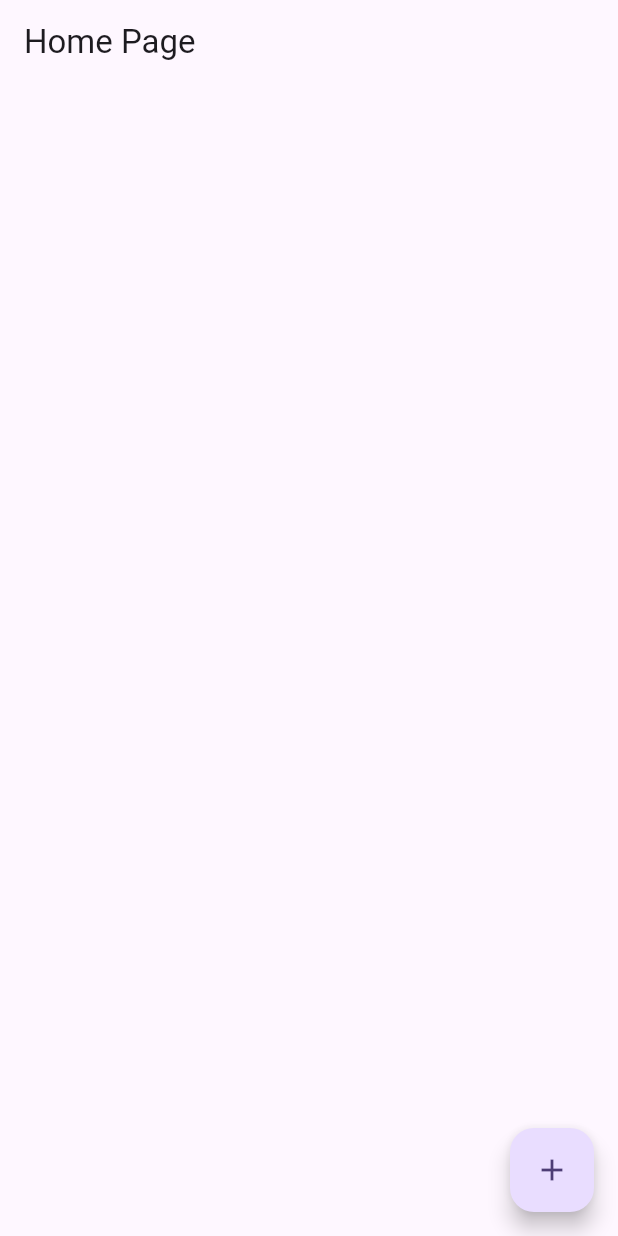
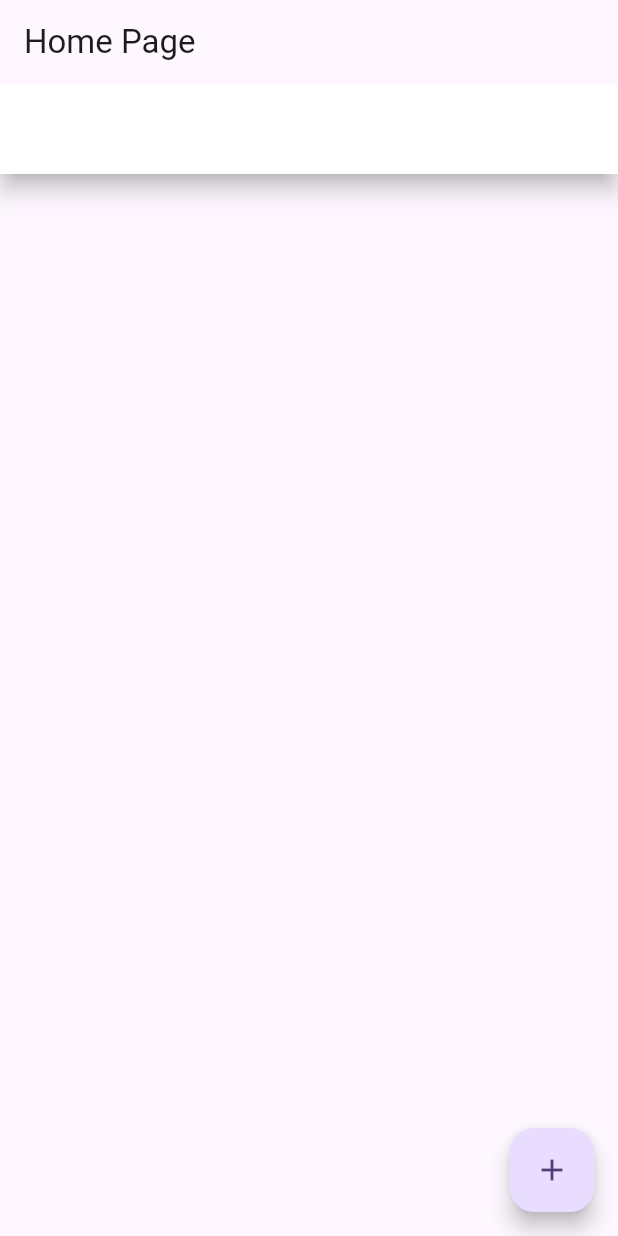
Before and after one commit to Mikewon98/contact-book, a Flutter app: the ContactView screen opened by its route, after a tap on "Add Contact", on a phone screen of 412 x 824 dp. Run offline on Flutter 3.47's test engine with Material 2 defaults, Android fonts, the phone set to English and light mode, and no system bars.

Commit message:
final-comit

```diff
--- a/lib/main.dart
+++ b/lib/main.dart
@@ -1,4 +1,5 @@
 import 'package:flutter/material.dart';
+import 'package:uuid/uuid.dart';
 
 void main() {
   runApp(const MyApp());
@@ -26,33 +27,38 @@ class MyApp extends StatelessWidget {
 }
 
 class Contact {
+  final String id;
   final String name;
 
-  const Contact({
+  Contact({
     required this.name,
-  });
+  }) : id = const Uuid().v4();
 }
 
-class ContactBook {
-  ContactBook._sharedInstance();
+class ContactBook extends ValueNotifier<List<Contact>> {
+  ContactBook._sharedInstance() : super([]);
   static final ContactBook _shared = ContactBook._sharedInstance();
 
   factory ContactBook() => _shared;
 
-  final List<Contact> _contacts = [];
-
-  int get length => _contacts.length;
+  int get length => value.length;
 
   void add({required Contact contact}) {
-    _contacts.add(contact);
+    final contacts = value;
+    contacts.add(contact);
+    notifyListeners();
   }
 
   void remove({required Contact contact}) {
-    _contacts.remove(contact);
+    final contacts = value;
+    if (contacts.contains(contact)) {
+      contacts.remove(contact);
+      notifyListeners();
+    }
   }
 
   Contact? contact({required int atIndex}) =>
-      _contacts.length > atIndex ? _contacts[atIndex] : null;
+      value.length > atIndex ? value[atIndex] : null;
 }
 
 class MyHomePage extends StatelessWidget {
@@ -60,21 +66,43 @@ class MyHomePage extends StatelessWidget {
 
   @override
   Widget build(BuildContext context) {
-    final contactBook = ContactBook();
     return Scaffold(
       appBar: AppBar(
         title: const Text("Home Page"),
       ),
       body: Column(
         children: [
-          ListView.builder(
-            scrollDirection: Axis.vertical,
-            shrinkWrap: true,
-            itemCount: contactBook.length,
-            itemBuilder: (context, index) {
-              final contact = contactBook.contact(atIndex: index)!;
-              return ListTile(
-                title: Text(contact.name),
+          ValueListenableBuilder(
+            valueListenable: ContactBook(),
+            builder: (context, value, child) {
+              final contacts = value;
+              return ListView.builder(
+                scrollDirection: Axis.vertical,
+                shrinkWrap: true,
+                itemCount: contacts.length,
+                itemBuilder: (context, index) {
+                  final contact = contacts[index];
+                  return Dismissible(
+                    onDismissed: (direction) {
+                      ContactBook().remove(contact: contact);
+                    },
+                    key: ValueKey(contact.id),
+                    child: Material(
+                      color: Colors.white,
+                      elevation: 6.0,
+                      child: ListTile(
+                        title: Container(
+                          margin: const EdgeInsets.only(top: 8.0),
+                          child: Text(
+                            contact.name,
+                            style: const TextStyle(
+                                fontSize: 24, fontWeight: FontWeight.w400),
+                          ),
+                        ),
+                      ),
+                    ),
+                  );
+                },
               );
             },
           ),
@@ -116,13 +144,13 @@ class _ContactViewState extends State<ContactView> {
   Widget build(BuildContext context) {
     return Scaffold(
       appBar: AppBar(
-        title: Text("Add a new Contact"),
+        title: const Text("Add a new Contact"),
       ),
       body: Column(
         children: [
           TextField(
             controller: _controller,
-            decoration: InputDecoration(
+            decoration: const InputDecoration(
               hintText: 'Enter a new contact',
             ),
           ),
--- a/pubspec.yaml
+++ b/pubspec.yaml
@@ -35,6 +35,7 @@ dependencies:
   # The following adds the Cupertino Icons font to your application.
   # Use with the CupertinoIcons class for iOS style icons.
   cupertino_icons: ^1.0.2
+  uuid: ^3.0.7
 
 dev_dependencies:
   flutter_test:
```
Also changed, not shown: pubspec.lock.
